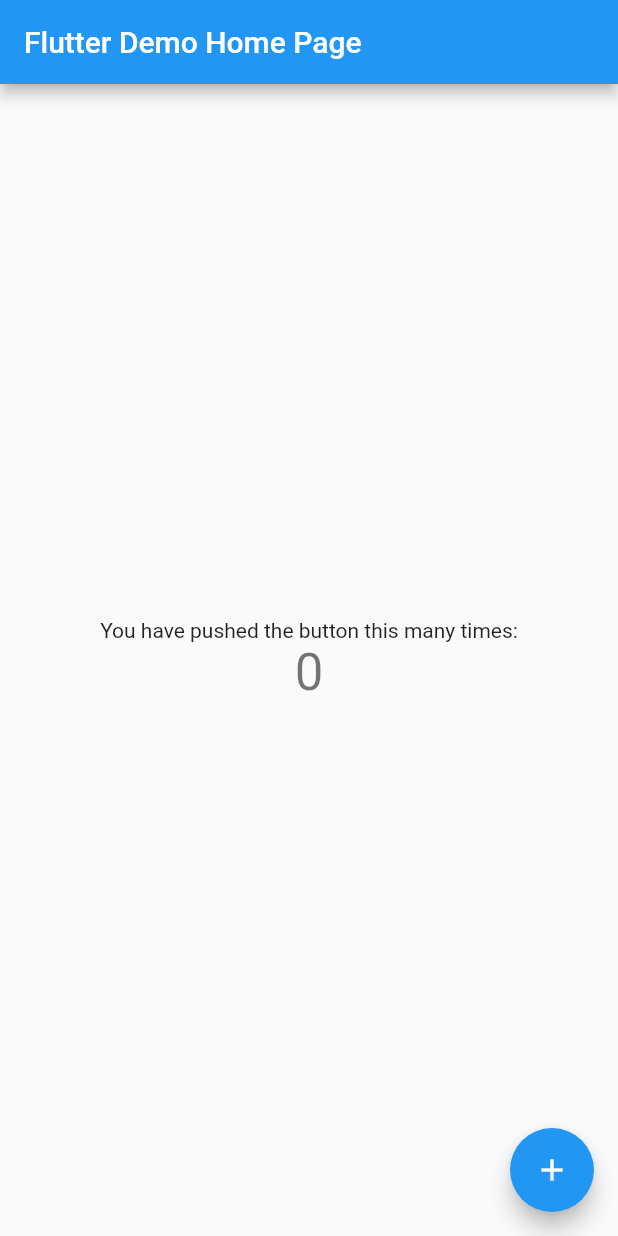
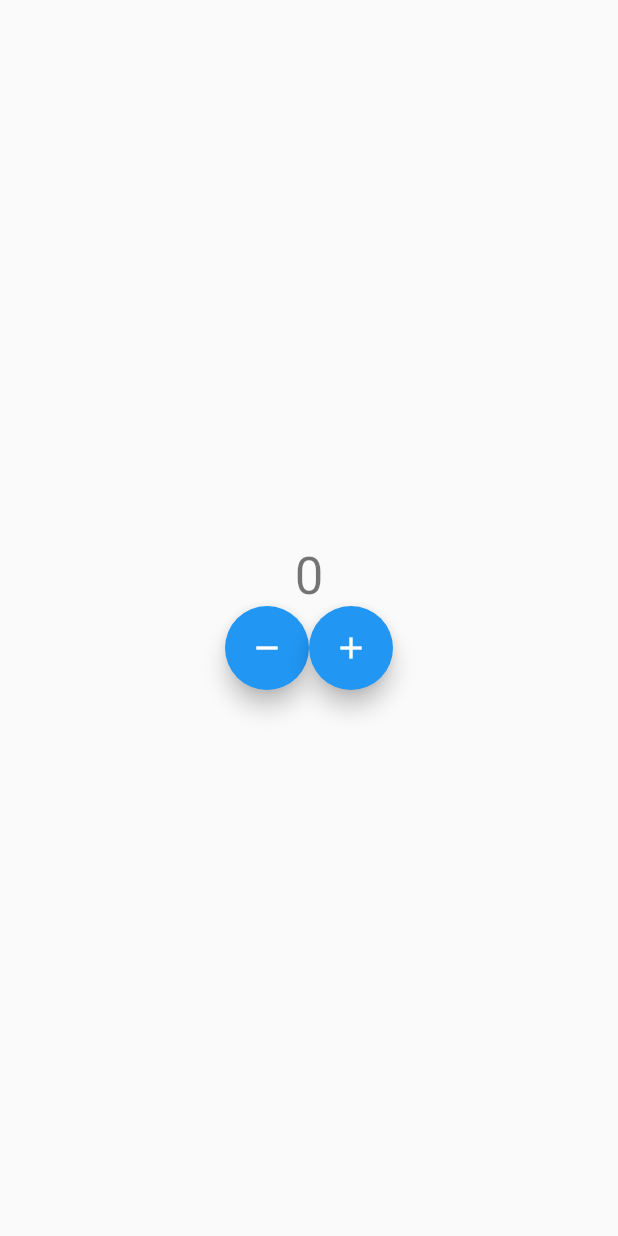
Before and after one commit to dabuzida/mimicKakaotalk, a Flutter app: the screen it shows after launch, on a phone screen of 412 x 824 dp. Run offline on Flutter 3.47's test engine with Material 2 defaults, Android fonts, the phone set to English and light mode, and no system bars.

Commit message:
test stateful widget

```diff
--- /dev/null
+++ b/lib/defaultCounterApp.dart
@@ -0,0 +1,61 @@
+import 'package:flutter/material.dart';
+
+void main() {
+  runApp(const MyApp());
+}
+
+class MyApp extends StatelessWidget {
+  const MyApp({Key? key}) : super(key: key);
+  @override
+  Widget build(BuildContext context) {
+    return const MaterialApp(
+      title: 'Flutter Demo',
+      home: MyHomePage(title: 'Flutter Demo Home Page'),
+    );
+  }
+}
+
+class MyHomePage extends StatefulWidget {
+  const MyHomePage({Key? key, required this.title}) : super(key: key);
+  final String title;
+  @override
+  State<MyHomePage> createState() => _MyHomePageState();
+}
+
+class _MyHomePageState extends State<MyHomePage> {
+  int _counter = 0;
+
+  void _incrementCounter() {
+    setState(() {
+      _counter++;
+    });
+  }
+
+  @override
+  Widget build(BuildContext context) {
+    return Scaffold(
+      appBar: AppBar(
+        title: Text(widget.title),
+      ),
+      body: Center(
+        child: Column(
+          mainAxisAlignment: MainAxisAlignment.center,
+          children: <Widget>[
+            const Text(
+              'You have pushed the button this many times:',
+            ),
+            Text(
+              '$_counter',
+              style: Theme.of(context).textTheme.headline4,
+            ),
+          ],
+        ),
+      ),
+      floatingActionButton: FloatingActionButton(
+        onPressed: _incrementCounter,
+        tooltip: 'Increment',
+        child: const Icon(Icons.add),
+      ), // This trailing comma makes auto-formatting nicer for build methods.
+    );
+  }
+}
--- a/lib/main.dart
+++ b/lib/main.dart
@@ -1,6 +1,12 @@
 import 'package:flutter/material.dart';
+import 'package:flutter/rendering.dart';
+
+void showLayoutGuidelines() {
+  debugPaintSizeEnabled = true;
+}
 
 void main() {
+  showLayoutGuidelines();
   runApp(const MyApp());
 }
 
@@ -9,53 +15,62 @@ class MyApp extends StatelessWidget {
   @override
   Widget build(BuildContext context) {
     return const MaterialApp(
-      title: 'Flutter Demo',
-      home: MyHomePage(title: 'Flutter Demo Home Page'),
+      home: MyHomePage(),
     );
   }
 }
 
 class MyHomePage extends StatefulWidget {
-  const MyHomePage({Key? key, required this.title}) : super(key: key);
-  final String title;
+  const MyHomePage({Key? key}) : super(key: key);
   @override
   State<MyHomePage> createState() => _MyHomePageState();
 }
 
 class _MyHomePageState extends State<MyHomePage> {
   int _counter = 0;
-
-  void _incrementCounter() {
-    setState(() {
-      _counter++;
-    });
-  }
-
   @override
   Widget build(BuildContext context) {
     return Scaffold(
-      appBar: AppBar(
-        title: Text(widget.title),
-      ),
       body: Center(
         child: Column(
           mainAxisAlignment: MainAxisAlignment.center,
           children: <Widget>[
-            const Text(
-              'You have pushed the button this many times:',
-            ),
             Text(
               '$_counter',
               style: Theme.of(context).textTheme.headline4,
             ),
+            Row(
+              mainAxisAlignment: MainAxisAlignment.center,
+              children: <Widget>[
+                FloatingActionButton(
+                  onPressed: () => setState(
+                    () {
+                      _counter--;
+                    },
+                  ),
+                  child: const Icon(Icons.remove),
+                ),
+                FloatingActionButton(
+                  onPressed: () => setState(
+                    () {
+                      _counter++;
+                    },
+                  ),
+                  child: const Icon(Icons.add),
+                )
+              ],
+            ),
           ],
         ),
       ),
-      floatingActionButton: FloatingActionButton(
-        onPressed: _incrementCounter,
-        tooltip: 'Increment',
-        child: const Icon(Icons.add),
-      ), // This trailing comma makes auto-formatting nicer for build methods.
+
+      // floatingActionButton: FloatingActionButton(
+      //   onPressed: () => setState(() {
+      //     _counter++;
+      //     print(_counter);
+      //   }),
+      //   child: const Icon(Icons.add),
+      // ),
     );
   }
 }
```
